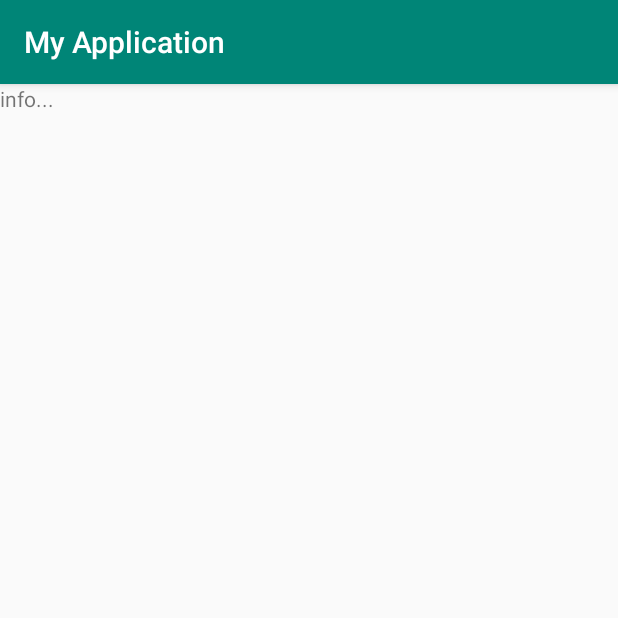
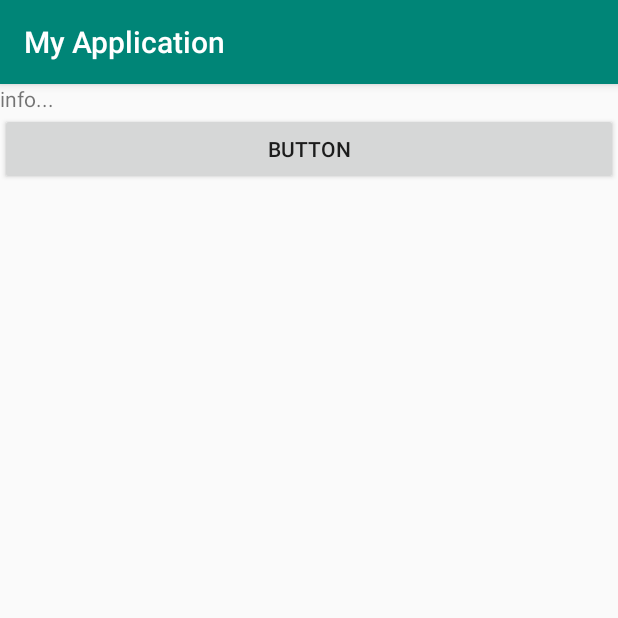
Before and after one commit to Valensolano28/BuyForAll, an Android app: the screen it shows after launch (MainActivity), on a phone screen of 412 x 824 dp, the top half of it. Run offline under Robolectric (Android 15) with nearby library versions, the phone set to English and light mode, and no system bars; libraries missing offline, so code that uses them is left out: org.altbeacon.beacon; 4 statements that could not run were skipped.

Commit message:
19/11/11

```diff
--- a/app/build.gradle
+++ b/app/build.gradle
@@ -32,5 +32,4 @@ dependencies {
     //noinspection GradleCompatible
     implementation 'com.android.support:recyclerview-v7:28.0.0-alpha1'
     implementation 'androidx.constraintlayout:constraintlayout:1.1.3'
-    implementation files('src/libs/AXABeaconSDK-1.1.0.jar')
 }
--- a/app/src/main/AndroidManifest.xml
+++ b/app/src/main/AndroidManifest.xml
@@ -17,9 +17,7 @@
                 <category android:name="android.intent.category.LAUNCHER" />
             </intent-filter>
         </activity>
-        <service
-            android:name="com.axaet.ibeacon.A_BluetoothLeService"
-            android:enabled="true" />
+
 
     </application>
 
@@ -29,5 +27,7 @@
     <uses-permission android:name="android.permission.BLUETOOTH_ADMIN"/>
     <uses-permission android:name="android.permission.ACCESS_FINE_LOCATION"/>
     <uses-permission android:name="android.permission.ACCESS_COARSE_LOCATION"/>
+    <uses-permission android:name="android.permission.ACCESS_NETWORK_STATE"/>
+    <uses-feature android:name="android.hardware.location.network"/>
 
 </manifest>
--- a/app/src/main/res/layout/activity_main.xml
+++ b/app/src/main/res/layout/activity_main.xml
@@ -16,10 +16,11 @@
             android:layout_height="wrap_content"
             android:text="info..." />
 
-        <ListView
-            android:id="@+id/list"
+        <Button
+            android:id="@+id/button"
             android:layout_width="match_parent"
-            android:layout_height="match_parent" />
+            android:layout_height="wrap_content"
+            android:text="Button" />
 
     </LinearLayout>
 
--- a/build.gradle
+++ b/build.gradle
@@ -7,7 +7,7 @@ buildscript {
 
     }
     dependencies {
-        classpath 'com.android.tools.build:gradle:3.5.1'
+        classpath 'com.android.tools.build:gradle:3.5.2'
 
         // NOTE: Do not place your application dependencies here; they belong
         // in the individual module build.gradle files
```
Also changed, not shown: app/src/main/java/com/example/myapplication/MainActivity.java (+50 -3 lines).
